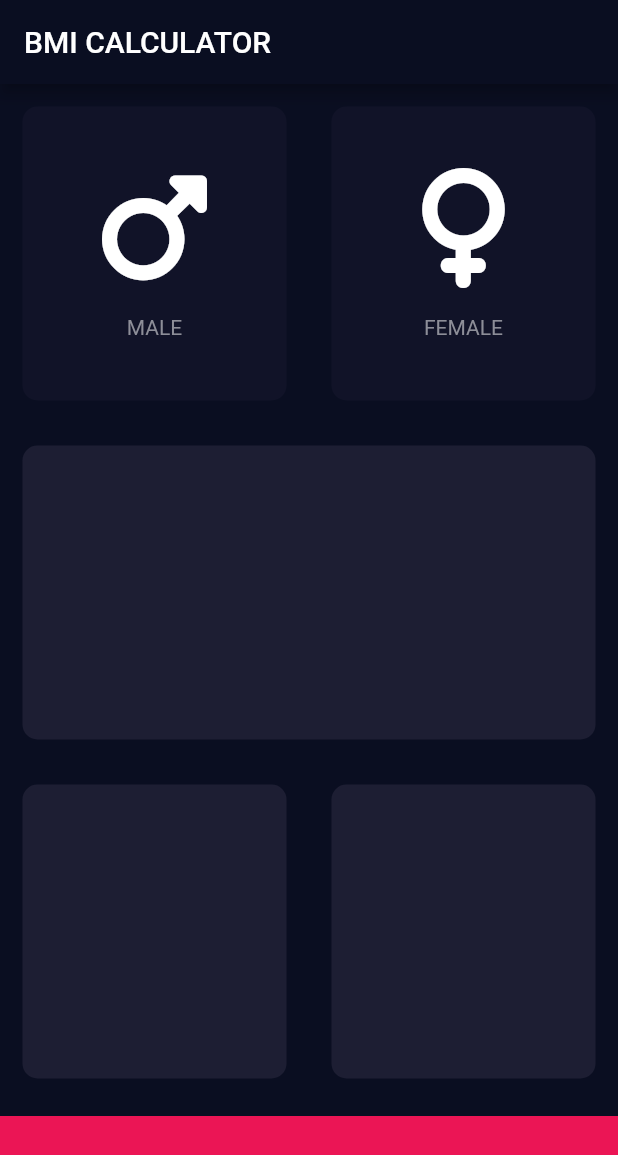
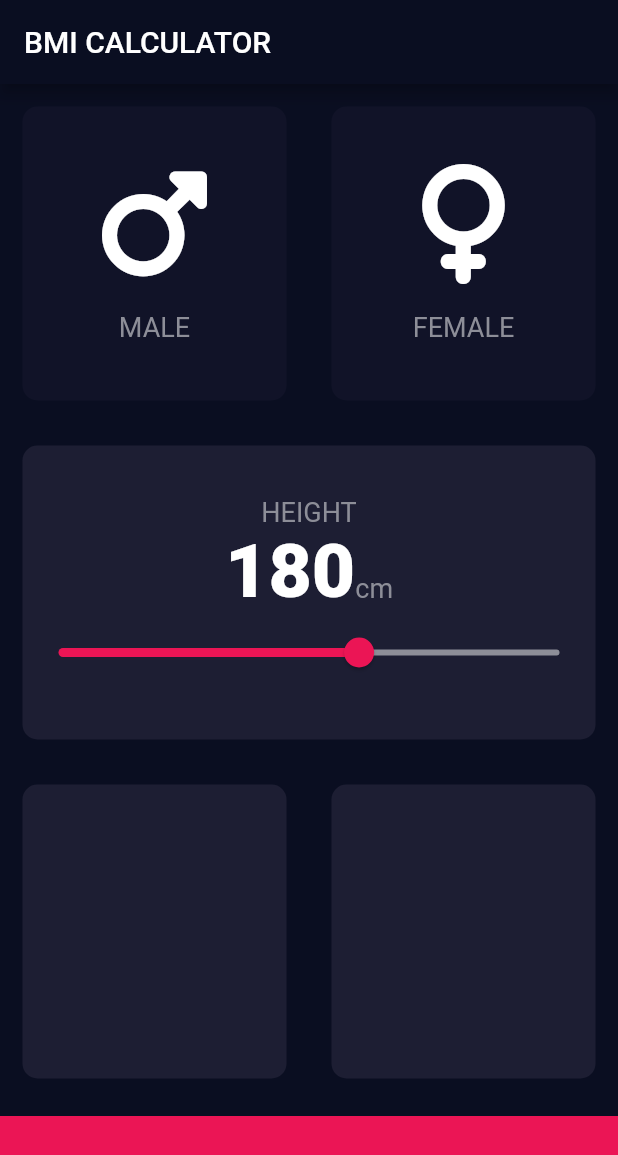
Before and after one commit to pranaypatel512/flutter_bmi_calculator, a Flutter app: the screen it shows after launch, on a phone screen of 412 x 824 dp. Shown: the top 1155 px of the screen. Run offline on Flutter 3.47's test engine with Material 2 defaults, Android fonts, the phone set to English and light mode, and no system bars; our stand-ins replace font_awesome_flutter.

Commit message:
Added slider

```diff
--- /dev/null
+++ b/lib/constance.dart
@@ -0,0 +1,11 @@
+import 'package:flutter/material.dart';
+
+const kBottomContainerHeight = 80.0;
+const kCardColor = Color(0xFF1D1E33);
+const kBottomContainerColor = Color(0xFFEB1555);
+const kActiveCardColor = Color(0xFF1D1E33);
+const kInActiveCardColor = Color(0xFF111328);
+
+const kLabelTextStyle = TextStyle(fontSize: 18.0, color: Color(0xFF8D8E98));
+const kLabelLargeTextStyle = TextStyle(
+    fontSize: 50.0, color: Color(0xFFFFFFFF), fontWeight: FontWeight.w900);
--- a/lib/icons_content.dart
+++ b/lib/icons_content.dart
@@ -1,4 +1,5 @@
 import 'package:flutter/material.dart';
+import 'package:flutter_bmi_calculator/constance.dart';
 
 class IconsContent extends StatelessWidget {
   const IconsContent(
@@ -20,7 +21,7 @@ class IconsContent extends StatelessWidget {
         ),
         Text(
           labelText,
-          style: TextStyle(color: Color(0xFF8D8E98)),
+          style: kLabelTextStyle,
         )
       ],
     );
--- a/lib/input_page.dart
+++ b/lib/input_page.dart
@@ -1,14 +1,9 @@
 import 'package:flutter/material.dart';
+import 'package:flutter_bmi_calculator/constance.dart';
 import 'package:flutter_bmi_calculator/icons_content.dart';
 import 'package:font_awesome_flutter/font_awesome_flutter.dart';
 
 import 'reusable_card.dart';
-
-const bottomContainerHeight = 80.0;
-const cardColor = Color(0xFF1D1E33);
-const bottomContainerColor = Color(0xFFEB1555);
-const activeCardColor = Color(0xFF1D1E33);
-const inActiveCardColor = Color(0xFF111328);
 
 enum Gender { male, female }
 
@@ -20,10 +15,11 @@ class MyHomePage extends StatefulWidget {
 }
 
 class _MyHomePageState extends State<MyHomePage> {
-  Color maleCardColor = inActiveCardColor;
-  Color femaleCardColor = inActiveCardColor;
+  Color maleCardColor = kInActiveCardColor;
+  Color femaleCardColor = kInActiveCardColor;
 
   Gender? selectedGender;
+  int height = 180;
 
   @override
   Widget build(BuildContext context) {
@@ -32,6 +28,7 @@ class _MyHomePageState extends State<MyHomePage> {
           title: const Text("BMI CALCULATOR"),
         ),
         body: Column(
+          crossAxisAlignment: CrossAxisAlignment.stretch,
           children: [
             Expanded(
               child: Row(
@@ -44,8 +41,8 @@ class _MyHomePageState extends State<MyHomePage> {
                         });
                       },
                       color: selectedGender == Gender.male
-                          ? activeCardColor
-                          : inActiveCardColor,
+                          ? kActiveCardColor
+                          : kInActiveCardColor,
                       childWidget: const IconsContent(
                         iconData: FontAwesomeIcons.mars,
                         labelText: "MALE",
@@ -60,8 +57,8 @@ class _MyHomePageState extends State<MyHomePage> {
                         });
                       },
                       color: selectedGender == Gender.female
-                          ? activeCardColor
-                          : inActiveCardColor,
+                          ? kActiveCardColor
+                          : kInActiveCardColor,
                       childWidget: const IconsContent(
                         iconData: FontAwesomeIcons.venus,
                         labelText: "FEMALE",
@@ -71,9 +68,45 @@ class _MyHomePageState extends State<MyHomePage> {
                 ],
               ),
             ),
-            const Expanded(
+            Expanded(
               child: ReusableCard(
-                color: cardColor,
+                childWidget: Column(
+                  mainAxisAlignment: MainAxisAlignment.center,
+                  children: [
+                    Text(
+                      'HEIGHT',
+                      style: kLabelTextStyle,
+                    ),
+                    Row(
+                      mainAxisAlignment: MainAxisAlignment.center,
+                      crossAxisAlignment: CrossAxisAlignment.baseline,
+                      textBaseline: TextBaseline.alphabetic,
+                      children: [
+                        Text(
+                          height.toString(),
+                          style: kLabelLargeTextStyle,
+                        ),
+                        Text(
+                          'cm',
+                          style: kLabelTextStyle,
+                        )
+                      ],
+                    ),
+                    Slider(
+                      value: height.toDouble(),
+                      min: 120.0,
+                      max: 220.0,
+                      activeColor: kBottomContainerColor,
+                      inactiveColor: Color(0XFF8D8E98),
+                      onChanged: (value) {
+                        setState(() {
+                          height = value.toInt();
+                        });
+                      },
+                    )
+                  ],
+                ),
+                color: kCardColor,
               ),
             ),
             const Expanded(
@@ -81,21 +114,21 @@ class _MyHomePageState extends State<MyHomePage> {
                 children: [
                   Expanded(
                     child: ReusableCard(
-                      color: cardColor,
+                      color: kCardColor,
                     ),
                   ),
                   Expanded(
                     child: ReusableCard(
-                      color: cardColor,
+                      color: kCardColor,
                     ),
                   ),
                 ],
               ),
             ),
             Container(
-              color: bottomContainerColor,
+              color: kBottomContainerColor,
               width: double.infinity,
-              height: bottomContainerHeight,
+              height: kBottomContainerHeight,
               margin: const EdgeInsets.only(top: 10.0),
             )
           ],
```
